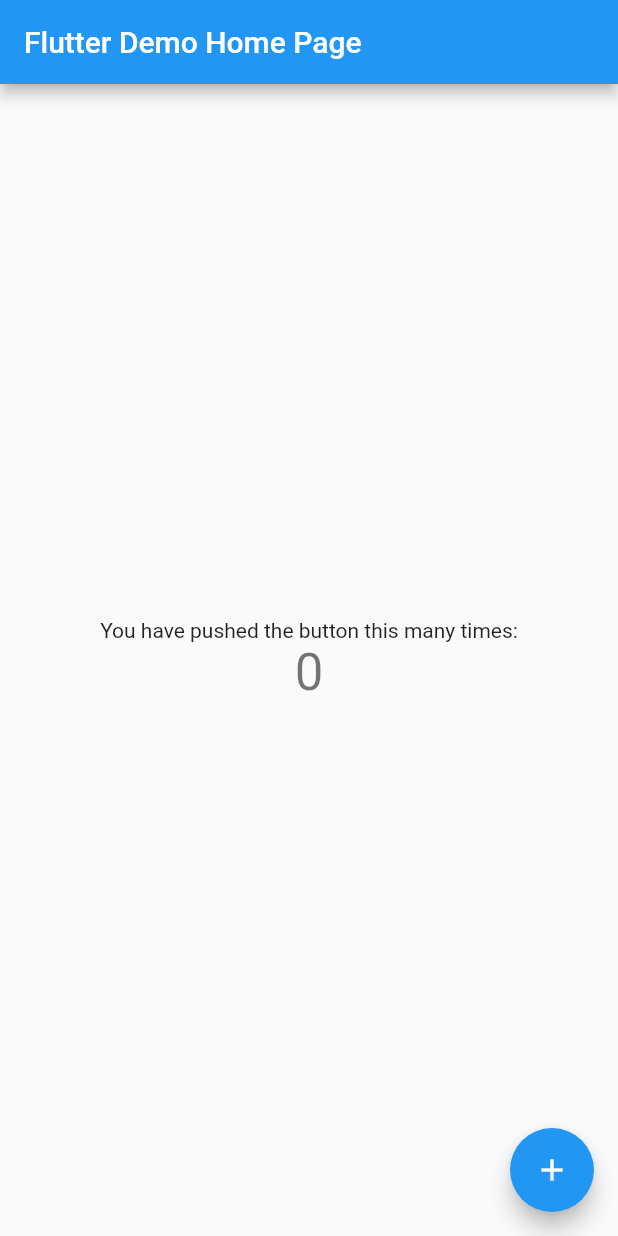
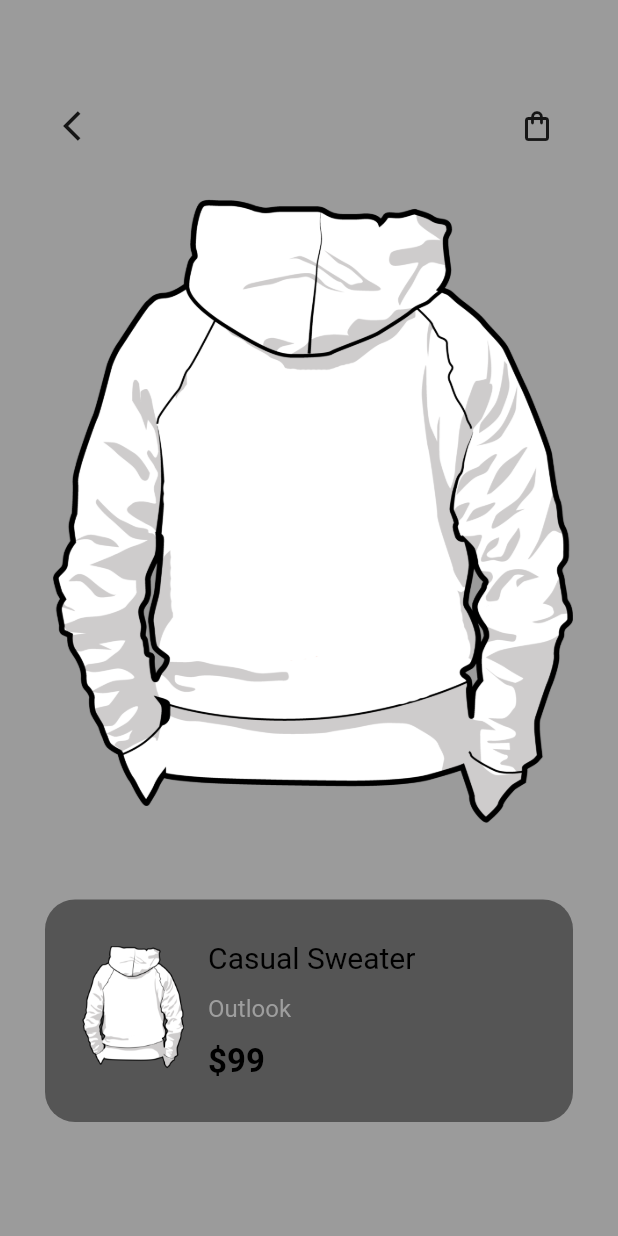
Before and after one commit to fnAdil/shop_app_elastic_drawer, a Flutter app: the screen it shows after launch, on a phone screen of 412 x 824 dp. Run offline on Flutter 3.47's test engine with Material 2 defaults, Android fonts, the phone set to English and light mode, and no system bars.

Commit message:
commit_2

```diff
--- /dev/null
+++ b/lib/components/appbar.dart
@@ -0,0 +1,25 @@
+import 'package:flutter/cupertino.dart';
+import 'package:flutter/material.dart';
+
+class CustomAppBar extends StatelessWidget {
+  const CustomAppBar({Key? key, required this.func}) : super(key: key);
+  final void Function() func;
+
+  @override
+  Widget build(BuildContext context) {
+    return Row(
+      mainAxisAlignment: MainAxisAlignment.spaceBetween,
+      children: [
+        IconButton(
+          icon: const Icon(Icons.arrow_back_ios),
+          onPressed: func,
+        ),
+        IconButton(
+            icon: const Icon(Icons.shopping_bag_outlined),
+            onPressed: () {
+              print("shop");
+            }),
+      ],
+    );
+  }
+}
--- /dev/null
+++ b/lib/components/body.dart
@@ -0,0 +1,38 @@
+import 'package:flutter/cupertino.dart';
+import 'package:flutter/material.dart';
+import 'package:shop_app_elastic_drawer/components/info_card.dart';
+import 'package:shop_app_elastic_drawer/screens/detail_page.dart';
+
+class Body extends StatelessWidget {
+  const Body({
+    Key? key,
+    required this.size,
+  }) : super(key: key);
+
+  final Size size;
+
+  @override
+  Widget build(BuildContext context) {
+    return Container(
+      height: size.height * 0.8,
+      child: Column(
+        mainAxisAlignment: MainAxisAlignment.spaceEvenly,
+        children: [
+          SizedBox(
+            height: size.height * 0.55,
+            child: Image.asset("assets/images/d.png"),
+          ),
+          InfoCard(
+            size: size,
+            func: () {
+              Navigator.push(
+                context,
+                MaterialPageRoute(builder: (context) => DetailPage()),
+              );
+            },
+          )
+        ],
+      ),
+    );
+  }
+}
--- /dev/null
+++ b/lib/components/info_card.dart
@@ -0,0 +1,62 @@
+import 'package:flutter/cupertino.dart';
+import 'package:flutter/material.dart';
+
+class InfoCard extends StatelessWidget {
+  const InfoCard({
+    Key? key,
+    required this.size,
+    required this.func,
+  }) : super(
+          key: key,
+        );
+  final Size size;
+  final void Function() func;
+
+  @override
+  Widget build(BuildContext context) {
+    return GestureDetector(
+      onTap: func,
+      child: SizedBox(
+        height: size.height * 0.18,
+        child: Container(
+          decoration: BoxDecoration(
+              color: Colors.black45, borderRadius: BorderRadius.circular(20)),
+          padding: const EdgeInsets.symmetric(vertical: 15, horizontal: 8),
+          child: Row(
+            mainAxisAlignment: MainAxisAlignment.start,
+            children: [
+              Padding(
+                padding: const EdgeInsets.all(16.0),
+                child: Image.asset("assets/images/d.png"),
+              ),
+              Column(
+                mainAxisAlignment: MainAxisAlignment.spaceEvenly,
+                crossAxisAlignment: CrossAxisAlignment.start,
+                // ignore: prefer_const_literals_to_create_immutables
+                children: [
+                  const Text(
+                    "Casual Sweater",
+                    style: TextStyle(fontSize: 20, color: Colors.black),
+                  ),
+                  // ignore: prefer_const_constructors
+                  Text(
+                    "Outlook",
+                    // ignore: prefer_const_constructors
+                    style: const TextStyle(fontSize: 16, color: Colors.grey),
+                  ),
+                  const Text(
+                    "\$99",
+                    style: TextStyle(
+                        fontSize: 22,
+                        color: Colors.black,
+                        fontWeight: FontWeight.bold),
+                  ),
+                ],
+              )
+            ],
+          ),
+        ),
+      ),
+    );
+  }
+}
--- a/lib/main.dart
+++ b/lib/main.dart
@@ -1,4 +1,6 @@
 import 'package:flutter/material.dart';
+
+import 'screens/home.dart';
 
 void main() {
   runApp(const MyApp());
@@ -11,105 +13,11 @@
   @override
   Widget build(BuildContext context) {
     return MaterialApp(
-      title: 'Flutter Demo',
-      theme: ThemeData(
-        // This is the theme of your application.
-        //
-        // Try running your application with "flutter run". You'll see the
-        // application has a blue toolbar. Then, without quitting the app, try
-        // changing the primarySwatch below to Colors.green and then invoke
-        // "hot reload" (press "r" in the console where you ran "flutter run",
-        // or simply save your changes to "hot reload" in a Flutter IDE).
-        // Notice that the counter didn't reset back to zero; the application
-        // is not restarted.
-        primarySwatch: Colors.blue,
-      ),
-      home: const MyHomePage(title: 'Flutter Demo Home Page'),
-    );
+        title: 'Flutter Demo',
+        debugShowCheckedModeBanner: false,
+        theme: ThemeData(
+          primarySwatch: Colors.blue,
+        ),
+        home: const Home());
   }
 }
-
-class MyHomePage extends StatefulWidget {
-  const MyHomePage({Key? key, required this.title}) : super(key: key);
-
-  // This widget is the home page of your application. It is stateful, meaning
-  // that it has a State object (defined below) that contains fields that affect
-  // how it looks.
-
-  // This class is the configuration for the state. It holds the values (in this
-  // case the title) provided by the parent (in this case the App widget) and
-  // used by the build method of the State. Fields in a Widget subclass are
-  // always marked "final".
-
-  final String title;
-
-  @override
-  State<MyHomePage> createState() => _MyHomePageState();
-}
-
-class _MyHomePageState extends State<MyHomePage> {
-  int _counter = 0;
-
-  void _incrementCounter() {
-    setState(() {
-      // This call to setState tells the Flutter framework that something has
-      // changed in this State, which causes it to rerun the build method below
-      // so that the display can reflect the updated values. If we changed
-      // _counter without calling setState(), then the build method would not be
-      // called again, and so nothing would appear to happen.
-      _counter++;
-    });
-  }
-
-  @override
-  Widget build(BuildContext context) {
-    // This method is rerun every time setState is called, for instance as done
-    // by the _incrementCounter method above.
-    //
-    // The Flutter framework has been optimized to make rerunning build methods
-    // fast, so that you can just rebuild anything that needs updating rather
-    // than having to individually change instances of widgets.
-    return Scaffold(
-      appBar: AppBar(
-        // Here we take the value from the MyHomePage object that was created by
-        // the App.build method, and use it to set our appbar title.
-        title: Text(widget.title),
-      ),
-      body: Center(
-        // Center is a layout widget. It takes a single child and positions it
-        // in the middle of the parent.
-        child: Column(
-          // Column is also a layout widget. It takes a list of children and
-          // arranges them vertically. By default, it sizes itself to fit its
-          // children horizontally, and tries to be as tall as its parent.
-          //
-          // Invoke "debug painting" (press "p" in the console, choose the
-          // "Toggle Debug Paint" action from the Flutter Inspector in Android
-          // Studio, or the "Toggle Debug Paint" command in Visual Studio Code)
-          // to see the wireframe for each widget.
-          //
-          // Column has various properties to control how it sizes itself and
-          // how it positions its children. Here we use mainAxisAlignment to
-          // center the children vertically; the main axis here is the vertical
-          // axis because Columns are vertical (the cross axis would be
-          // horizontal).
-          mainAxisAlignment: MainAxisAlignment.center,
-          children: <Widget>[
-            const Text(
-              'You have pushed the button this many times:',
-            ),
-            Text(
-              '$_counter',
-              style: Theme.of(context).textTheme.headline4,
-            ),
-          ],
-        ),
-      ),
-      floatingActionButton: FloatingActionButton(
-        onPressed: _incrementCounter,
-        tooltip: 'Increment',
-        child: const Icon(Icons.add),
-      ), // This trailing comma makes auto-formatting nicer for build methods.
-    );
-  }
-}
--- /dev/null
+++ b/lib/screens/home.dart
@@ -0,0 +1,36 @@
+import 'package:flutter/cupertino.dart';
+import 'package:flutter/material.dart';
+import 'package:shop_app_elastic_drawer/components/appbar.dart';
+import 'package:shop_app_elastic_drawer/components/info_card.dart';
+
+import '../components/body.dart';
+
+class Home extends StatelessWidget {
+  const Home({
+    Key? key,
+  }) : super(key: key);
+
+  @override
+  Widget build(BuildContext context) {
+    Size size = MediaQuery.of(context).size;
+    return Scaffold(
+      body: Container(
+        padding: const EdgeInsets.symmetric(vertical: 60, horizontal: 30),
+        color: Colors.black38,
+        child: Column(
+          mainAxisAlignment: MainAxisAlignment.spaceBetween,
+          children: [
+            CustomAppBar(
+              func: () {
+                print("back");
+              },
+            ),
+            Body(
+              size: size,
+            )
+          ],
+        ),
+      ),
+    );
+  }
+}
--- a/pubspec.yaml
+++ b/pubspec.yaml
@@ -59,8 +59,9 @@
 
   # To add assets to your application, add an assets section, like this:
   # assets:
-  #   - images/a_dot_burr.jpeg
-  #   - images/a_dot_ham.jpeg
+  assets:
+    - assets/images/
+    - assets/icons/
 
   # An image asset can refer to one or more resolution-specific "variants", see
   # https://flutter.dev/assets-and-images/#resolution-aware.
```
Also changed, not shown: lib/components/card.dart (added, +130 -0 lines), lib/screens/detail_page.dart (added, +31 -0 lines), assets/images/a.png (added), assets/images/b.png (added), assets/images/c.jpeg (added), assets/images/d.png (added).
